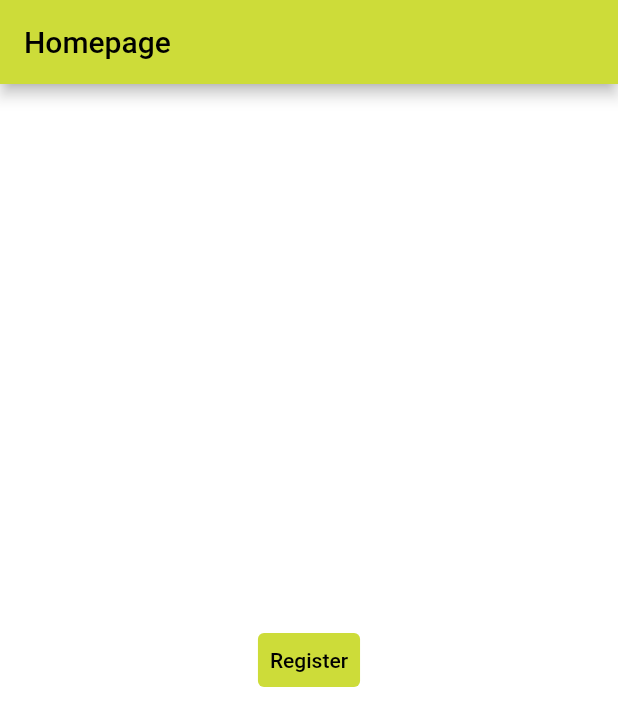
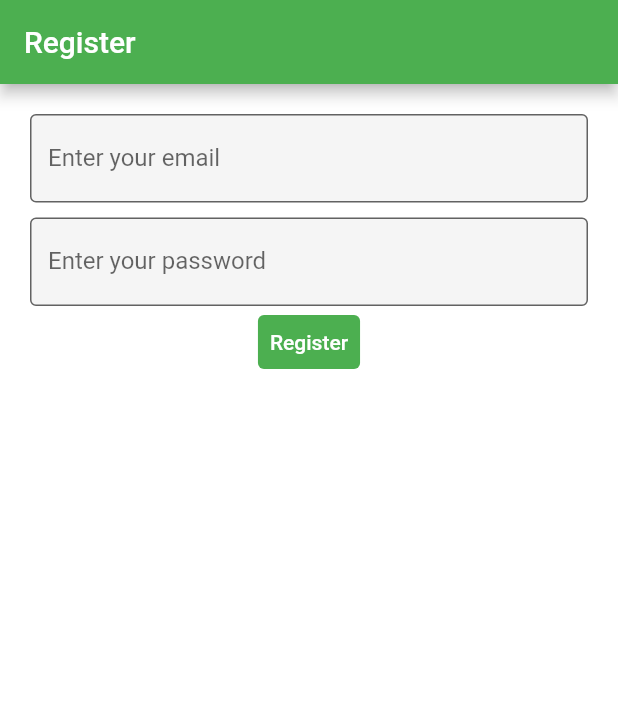
Before and after one commit to vipoooooo/mynotes, a Flutter app: the screen it shows after launch, on a phone screen of 412 x 824 dp. Shown: the top 726 px of the screen. Run offline on Flutter 3.47's test engine with Material 2 defaults, Android fonts, the phone set to English and light mode, and no system bars; our stand-ins replace firebase_auth, firebase_core; accounts and stored records are empty.

```diff
--- a/lib/main.dart
+++ b/lib/main.dart
@@ -1,6 +1,9 @@
 import 'package:flutter/material.dart';
+import 'package:mynotes/login_view.dart';
+import 'package:mynotes/register_view.dart';
 
 void main() {
+  WidgetsFlutterBinding.ensureInitialized();
   runApp(const MyApp());
 }
 
@@ -13,39 +16,9 @@ class MyApp extends StatelessWidget {
     return MaterialApp(
       title: 'Flutter Demo',
       theme: ThemeData(
-        primarySwatch: Colors.lime,
+        primarySwatch: Colors.green,
       ),
-      home: const MyHomePage(),
+      home: const RegisterView(),
     );
   }
 }
-
-class MyHomePage extends StatefulWidget {
-  const MyHomePage({super.key});
-
-  @override
-  State<MyHomePage> createState() => _MyHomePageState();
-}
-
-class _MyHomePageState extends State<MyHomePage> {
-  @override
-  Widget build(BuildContext context) {
-    return Scaffold(
-      backgroundColor: Colors.white,
-      appBar: AppBar(
-        title: const Text("Homepage"),
-      ),
-      body: Center(
-        child: TextButton(
-          style: ButtonStyle(
-              foregroundColor:
-                  MaterialStateColor.resolveWith((states) => Colors.black),
-              backgroundColor:
-                  MaterialStateColor.resolveWith((states) => Colors.lime)),
-          onPressed: () {},
-          child: const Text("Register"),
-        ),
-      ),
-    );
-  }
-}
--- /dev/null
+++ b/lib/register_view.dart
@@ -0,0 +1,111 @@
+import 'package:flutter/material.dart';
+import 'package:firebase_core/firebase_core.dart';
+import 'package:firebase_auth/firebase_auth.dart';
+import 'firebase_options.dart';
+
+class RegisterView extends StatefulWidget {
+  const RegisterView({super.key});
+
+  @override
+  State<RegisterView> createState() => _RegisterViewState();
+}
+
+class _RegisterViewState extends State<RegisterView> {
+  late final TextEditingController _email;
+  late final TextEditingController _password;
+
+  @override
+  void initState() {
+    _email = TextEditingController();
+    _password = TextEditingController();
+    super.initState();
+  }
+
+  @override
+  void dispose() {
+    _email.dispose();
+    _password.dispose();
+    super.dispose();
+  }
+
+  @override
+  Widget build(BuildContext context) {
+    return Scaffold(
+      backgroundColor: Colors.white,
+      appBar: AppBar(
+        title: const Text("Register"),
+      ),
+      body: FutureBuilder(
+        future: Firebase.initializeApp(
+          options: DefaultFirebaseOptions.currentPlatform,
+        ),
+        builder: (context, snapshot) {
+          switch (snapshot.connectionState) {
+            case ConnectionState.done:
+              return Container(
+                padding: const EdgeInsets.all(20),
+                child: Column(
+                  children: [
+                    TextField(
+                      keyboardType: TextInputType.emailAddress,
+                      enableSuggestions: false,
+                      autocorrect: false,
+                      controller: _email,
+                      decoration: const InputDecoration(
+                        labelText: "Enter your email",
+                        border: OutlineInputBorder(),
+                        filled: true,
+                      ),
+                    ),
+                    const SizedBox(height: 10),
+                    TextField(
+                      obscureText: true,
+                      enableSuggestions: false,
+                      autocorrect: false,
+                      controller: _password,
+                      decoration: const InputDecoration(
+                        labelText: "Enter your password",
+                        border: OutlineInputBorder(),
+                        filled: true,
+                      ),
+                    ),
+                    TextButton(
+                      onPressed: () async {
+                        final email = _email.text;
+                        final password = _password.text;
+
+                        try {
+                          final userCredential = await FirebaseAuth.instance
+                              .createUserWithEmailAndPassword(
+                            email: email,
+                            password: password,
+                          );
+                          print(userCredential);
+                        } on FirebaseAuthException catch (e) {
+                          if (e.code == 'weak-password') {
+                            print('Weak password');
+                          } else if (e.code == 'email-already-in-use') {
+                            print('Already used email');
+                          } else if (e.code == 'invalid-email') {
+                            print("Invalid email");
+                          }
+                        }
+                      },
+                      style: ButtonStyle(
+                          foregroundColor: MaterialStateColor.resolveWith(
+                              (states) => Colors.white),
+                          backgroundColor: MaterialStateColor.resolveWith(
+                              (states) => Theme.of(context).primaryColor)),
+                      child: const Text("Register"),
+                    ),
+                  ],
+                ),
+              );
+            default:
+              return const Text("Loading...");
+          }
+        },
+      ),
+    );
+  }
+}
--- a/pubspec.yaml
+++ b/pubspec.yaml
@@ -36,6 +36,7 @@ dependencies:
   # Use with the CupertinoIcons class for iOS style icons.
   cupertino_icons: ^1.0.2
   firebase_core: ^2.7.0
+  firebase_auth: ^4.2.9
 
 dev_dependencies:
   flutter_test:
```
Also changed, not shown: lib/login_view.dart (added, +109 -0 lines), pubspec.lock, 2 other files.
